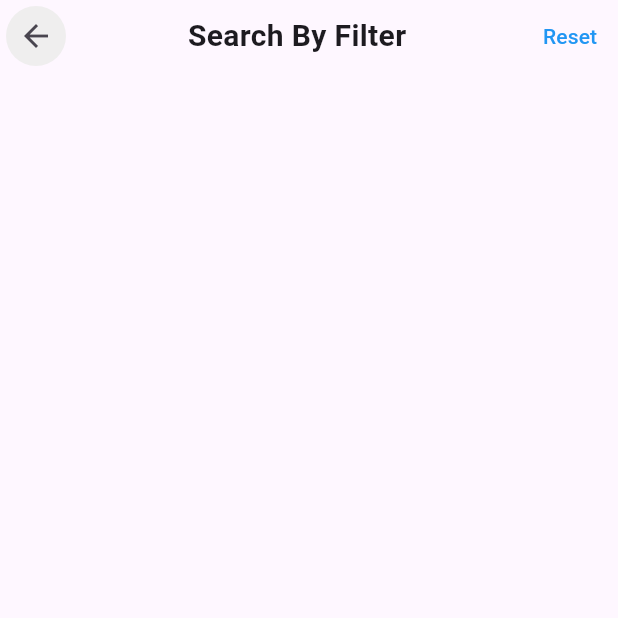
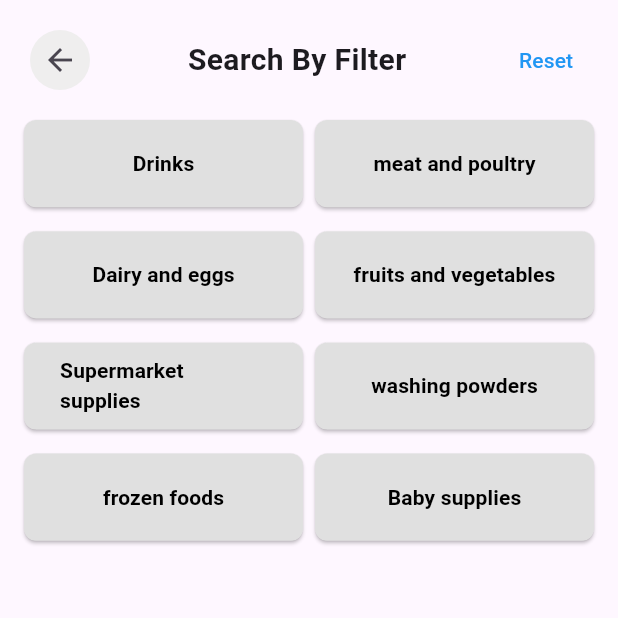
Before and after one commit to faisal-abdelnase/supermarket-delivery, a Flutter app: the SearchByFilter screen opened by its route, on a phone screen of 412 x 824 dp, the top half of it. Run offline on Flutter 3.47's test engine with Material 3 defaults, Android fonts, the phone set to English and light mode, and no system bars; our stand-ins replace curved_navigation_bar, font_awesome_flutter, percent_indicator, pin_code_fields, shared_preferences; accounts and stored records are empty.

Commit message:
create filter elevated button

```diff
--- a/lib/constant.dart
+++ b/lib/constant.dart
@@ -1 +1,2 @@
 const logo = "assets/images/logo.png";
+const List filter = ["Drinks", "meat and poultry", "Dairy and eggs", "fruits and vegetables", "Supermarket supplies", "washing powders", "frozen foods", "Baby supplies"];
--- a/lib/features/home/presentation/view/search_by_filter.dart
+++ b/lib/features/home/presentation/view/search_by_filter.dart
@@ -1,5 +1,7 @@
 import 'package:flutter/material.dart';
-import 'package:super_market_app/features/Auth/presentation/view/widgets/custom_arrow_back_button.dart';
+import 'package:super_market_app/constant.dart';
+import 'package:super_market_app/features/home/presentation/view/widgets/custom_elevated_button_filter.dart';
+import 'package:super_market_app/features/home/presentation/view/widgets/search_by_filter_header.dart';
 
 class SearchByFilter extends StatelessWidget {
   const SearchByFilter({super.key});
@@ -11,31 +13,33 @@ class SearchByFilter extends StatelessWidget {
     return Scaffold(
       body: SafeArea(
         top: true,
+        child: Padding(
+          padding: const EdgeInsets.symmetric(horizontal: 16, vertical: 16),
           child: Column(
           children: [
-          Row(
-            mainAxisAlignment: MainAxisAlignment.spaceBetween,
-            children: [
-              CustomArrowBackButton(),
-              Text(
-                'Search By Filter',
-                style: TextStyle(
-                  fontSize: 20,
-                  fontWeight: FontWeight.w600,
+            SearchByFilterHeader(),
+
+            SizedBox(height: 16,),
+
+            GridView.builder(
+              physics: NeverScrollableScrollPhysics(),
+              gridDelegate: const SliverGridDelegateWithFixedCrossAxisCount(
+              crossAxisCount: 2,
+              mainAxisSpacing: 16,
+              crossAxisSpacing: 8,
+              childAspectRatio: 3.2
+
             ),
-              ),
+            shrinkWrap: true,
 
-              TextButton(
-                onPressed: (){},
-                child: Text("Reset",
-                style: TextStyle(color: Colors.blue),
-                ),
-                ),
+            itemCount: 8,
+            itemBuilder: (context, index) {
+              return CustomElevatedButtonFilter(text: filter[index],);
+            },
+
+            )
           ],
               ),
-
-
-        ],
         ),
       ),
     );
--- /dev/null
+++ b/lib/features/home/presentation/view/widgets/custom_elevated_button_filter.dart
@@ -0,0 +1,43 @@
+import 'package:flutter/material.dart';
+
+class CustomElevatedButtonFilter extends StatefulWidget {
+  const CustomElevatedButtonFilter({
+    super.key, required this.text,
+  });
+
+  final String text;
+
+  @override
+  State<CustomElevatedButtonFilter> createState() => _CustomElevatedButtonFilterState();
+}
+
+class _CustomElevatedButtonFilterState extends State<CustomElevatedButtonFilter> {
+
+  bool isSelected = false;
+  @override
+  Widget build(BuildContext context) {
+    return ElevatedButton(
+
+      style: ElevatedButton.styleFrom(
+
+        backgroundColor: isSelected ? Colors.blue : Colors.grey[300],
+        shape: RoundedRectangleBorder(
+          borderRadius: BorderRadius.circular(8),
+        ),
+
+
+      ),
+      onPressed: (){
+        isSelected = !isSelected;
+        setState(() {});
+      },
+      child: Text(widget.text,
+      style:
+      TextStyle(
+        color: isSelected ? Colors.white : Colors.black,
+        fontWeight: FontWeight.bold,
+
+        ),),
+      );
+  }
+}
--- /dev/null
+++ b/lib/features/home/presentation/view/widgets/search_by_filter_header.dart
@@ -0,0 +1,32 @@
+import 'package:flutter/material.dart';
+import 'package:super_market_app/features/Auth/presentation/view/widgets/custom_arrow_back_button.dart';
+
+class SearchByFilterHeader extends StatelessWidget {
+  const SearchByFilterHeader({
+    super.key,
+  });
+
+  @override
+  Widget build(BuildContext context) {
+    return Row(
+      mainAxisAlignment: MainAxisAlignment.spaceBetween,
+      children: [
+        CustomArrowBackButton(),
+        Text(
+          'Search By Filter',
+          style: TextStyle(
+            fontSize: 20,
+            fontWeight: FontWeight.w600,
+          ),
+        ),
+
+        TextButton(
+          onPressed: (){},
+          child: Text("Reset",
+          style: TextStyle(color: Colors.blue),
+          ),
+          ),
+      ],
+    );
+  }
+}
```
Lines whose indentation alone changed are shown as unchanged.
